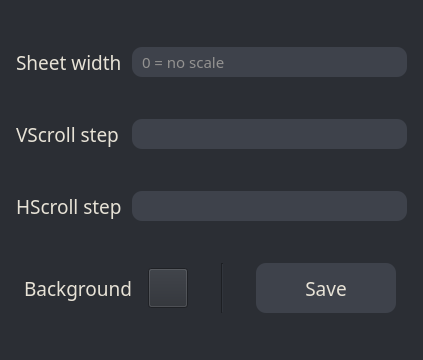
Mikael-ai/MangaViewerLite, file basesettings.ui: the form before one commit.
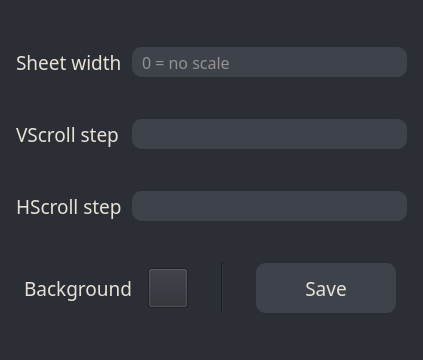
The form after the commit.

Patch:
```diff
--- a/basesettings.ui
+++ b/basesettings.ui
@@ -74,7 +74,7 @@
        <property name="font">
         <font>
          <family>Sitka Text</family>
-         <pointsize>11</pointsize>
+         <pointsize>12</pointsize>
         </font>
        </property>
        <property name="toolTip">
```
Left out of the diff: 4 changed lines with no effect on the pictures.
